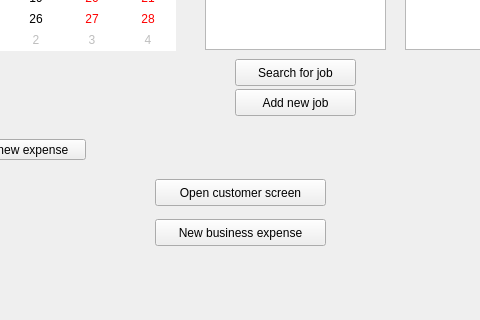
Above: MainWindow.ui from supermaximo93/Computing_Project before the change; both pictures show x 285 to 765 and y 178 to 498 of the 896 by 498 pixel window. Below: the same form after it.
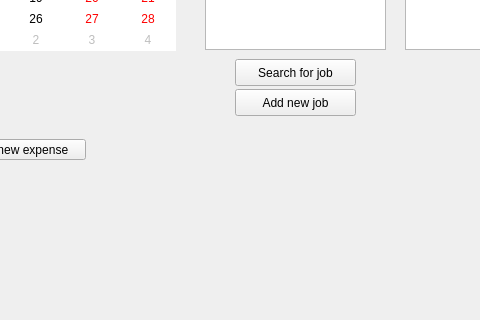
That is the form after the change.

The edit to the form file:
```diff
--- a/MainWindow.ui
+++ b/MainWindow.ui
@@ -14,35 +14,6 @@
    <string>MainWindow</string>
   </property>
   <widget class="QWidget" name="centralWidget">
-   <widget class="QPushButton" name="pushButton_openCustomerScreen">
-    <property name="geometry">
-     <rect>
-      <x>440</x>
-      <y>340</y>
-      <width>171</width>
-      <height>27</height>
-     </rect>
-    </property>
-    <property name="toolTip">
-     <string/>
-    </property>
-    <property name="text">
-     <string>Open customer screen</string>
-    </property>
-   </widget>
-   <widget class="QPushButton" name="pushButton_newBusinessExpense">
-    <property name="geometry">
-     <rect>
-      <x>440</x>
-      <y>380</y>
-      <width>171</width>
-      <height>27</height>
-     </rect>
-    </property>
-    <property name="text">
-     <string>New business expense</string>
-    </property>
-   </widget>
    <widget class="QCalendarWidget" name="calendar">
     <property name="geometry">
      <rect>
```
